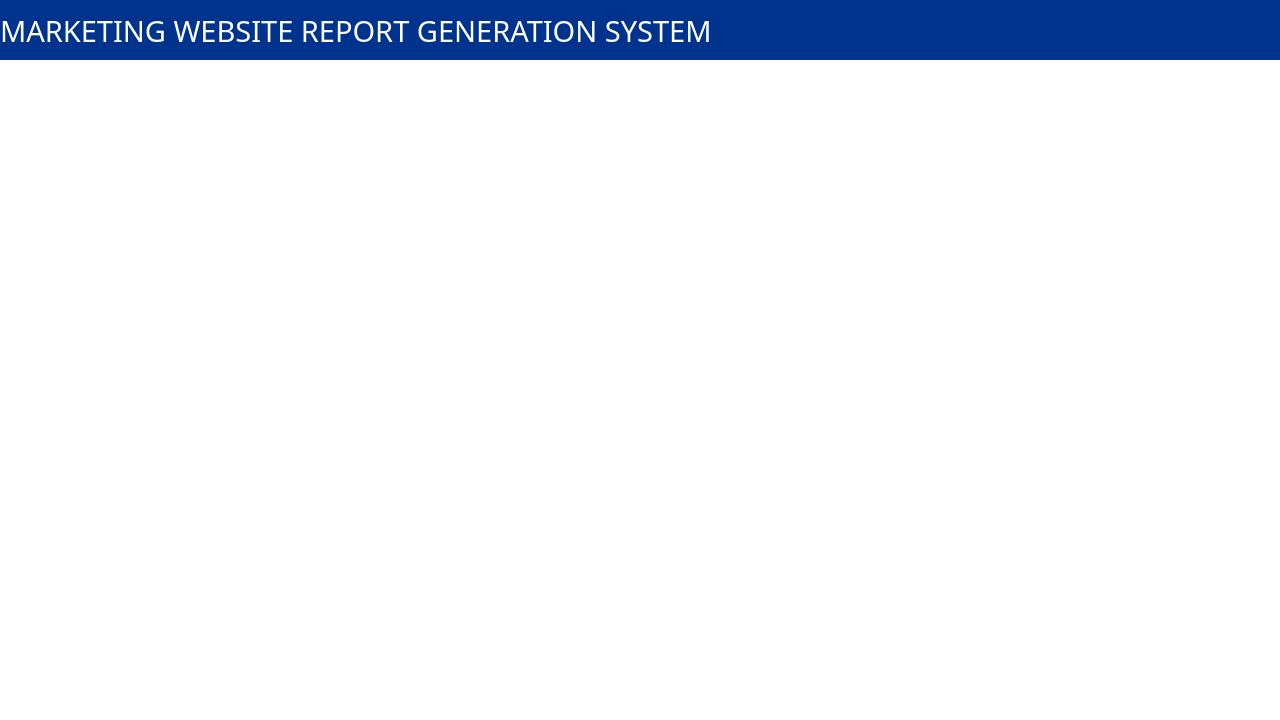
Old version of the form MainPageUI.ui in the repository hayleywhsham/ISOM4400_FYP.
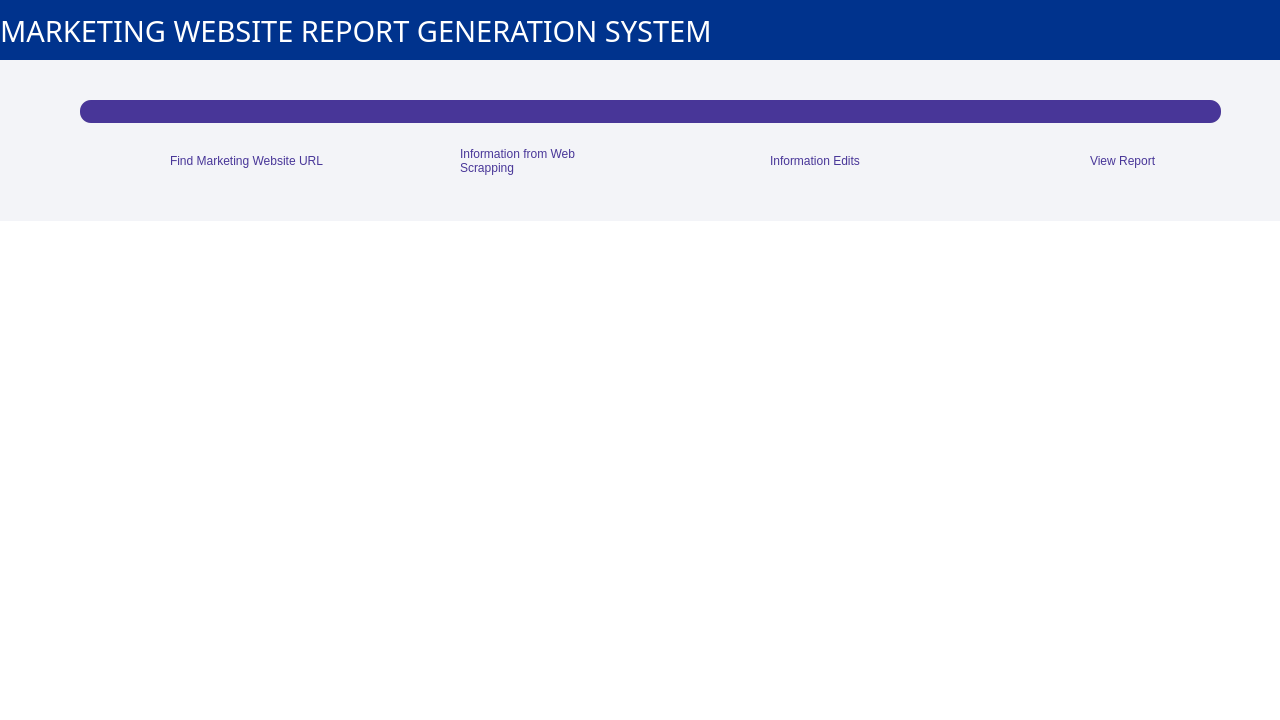
New version of the form. The open tabs and pages were chosen to show the change. Icons and pictures are not drawn.

What changed in the file:
```diff
--- a/MainPageUI.ui
+++ b/MainPageUI.ui
@@ -2889,7 +2889,221 @@
       </widget>
      </widget>
     </widget>
-    <widget class="QWidget" name="report_page"/>
+    <widget class="QWidget" name="report_page">
+     <widget class="QWidget" name="widget_report_page_progress" native="true">
+      <property name="geometry">
+       <rect>
+        <x>0</x>
+        <y>0</y>
+        <width>1281</width>
+        <height>161</height>
+       </rect>
+      </property>
+      <property name="styleSheet">
+       <string notr="true">font: 87 10pt &quot;Arial Black&quot;;
+background-color: #f3f4f8;</string>
+      </property>
+      <widget class="QProgressBar" name="progressBar_report_page_progress">
+       <property name="geometry">
+        <rect>
+         <x>80</x>
+         <y>40</y>
+         <width>1141</width>
+         <height>23</height>
+        </rect>
+       </property>
+       <property name="styleSheet">
+        <string notr="true">*{
+	border: 0px;
+	border-radius: 11px;
+
+	background: rgb(217, 217, 217);
+	
+}
+::chunk{
+	background-color: rgb(72, 54, 152);
+	border-radius: 11px;
+}</string>
+       </property>
+       <property name="value">
+        <number>100</number>
+       </property>
+       <property name="textVisible">
+        <bool>false</bool>
+       </property>
+       <property name="invertedAppearance">
+        <bool>false</bool>
+       </property>
+      </widget>
+      <widget class="QLabel" name="lbl_report_page_progress_step1_active">
+       <property name="geometry">
+        <rect>
+         <x>170</x>
+         <y>70</y>
+         <width>161</width>
+         <height>61</height>
+        </rect>
+       </property>
+       <property name="cursor">
+        <cursorShape>CrossCursor</cursorShape>
+       </property>
+       <property name="styleSheet">
+        <string notr="true">color: rgb(72, 54, 152)
+</string>
+       </property>
+       <property name="text">
+        <string>Find Marketing Website URL</string>
+       </property>
+       <property name="scaledContents">
+        <bool>false</bool>
+       </property>
+       <property name="wordWrap">
+        <bool>true</bool>
+       </property>
+      </widget>
+      <widget class="QLabel" name="lbl_report_page_progress_step2_active">
+       <property name="geometry">
+        <rect>
+         <x>460</x>
+         <y>70</y>
+         <width>161</width>
+         <height>61</height>
+        </rect>
+       </property>
+       <property name="cursor">
+        <cursorShape>CrossCursor</cursorShape>
+       </property>
+       <property name="styleSheet">
+        <string notr="true">color: rgb(72, 54, 152)</string>
+       </property>
+       <property name="text">
+        <string>Information from Web Scrapping</string>
+       </property>
+       <property name="scaledContents">
+        <bool>false</bool>
+       </property>
+       <property name="wordWrap">
+        <bool>true</bool>
+       </property>
+      </widget>
+      <widget class="QLabel" name="lbl_report_page_progress_step3_active">
+       <property name="geometry">
+        <rect>
+         <x>770</x>
+         <y>70</y>
+         <width>111</width>
+         <height>61</height>
+        </rect>
+       </property>
+       <property name="cursor">
+        <cursorShape>CrossCursor</cursorShape>
+       </property>
+       <property name="styleSheet">
+        <string notr="true">
+color: rgb(72, 54, 152)</string>
+       </property>
+       <property name="text">
+        <string>Information Edits</string>
+       </property>
+       <property name="scaledContents">
+        <bool>false</bool>
+       </property>
+       <property name="wordWrap">
+        <bool>true</bool>
+       </property>
+      </widget>
+      <widget class="QLabel" name="lbl_report_page_progress_step4_active">
+       <property name="geometry">
+        <rect>
+         <x>1090</x>
+         <y>70</y>
+         <width>101</width>
+         <height>61</height>
+        </rect>
+       </property>
+       <property name="cursor">
+        <cursorShape>CrossCursor</cursorShape>
+       </property>
+       <property name="styleSheet">
+        <string notr="true">
+color:rgb(72, 54, 152)</string>
+       </property>
+       <property name="text">
+        <string>View Report</string>
+       </property>
+       <property name="scaledContents">
+        <bool>false</bool>
+       </property>
+       <property name="wordWrap">
+        <bool>true</bool>
+       </property>
+      </widget>
+      <widget class="QWidget" name="img_report_page_progress_step1_link_active" native="true">
+       <property name="geometry">
+        <rect>
+         <x>120</x>
+         <y>80</y>
+         <width>40</width>
+         <height>40</height>
+        </rect>
+       </property>
+       <property name="layoutDirection">
+        <enum>Qt::LeftToRight</enum>
+       </property>
+       <property name="styleSheet">
+        <string notr="true">image: url(:/image/link_violet.png);</string>
+       </property>
+      </widget>
+      <widget class="QWidget" name="img_report_page_progress_step2_info_active" native="true">
+       <property name="geometry">
+        <rect>
+         <x>410</x>
+         <y>80</y>
+         <width>40</width>
+         <height>40</height>
+        </rect>
+       </property>
+       <property name="layoutDirection">
+        <enum>Qt::LeftToRight</enum>
+       </property>
+       <property name="styleSheet">
+        <string notr="true">image: url(:/image/info_violet.png)</string>
+       </property>
+      </widget>
+      <widget class="QWidget" name="img_report_page_progress_step3_edit_active" native="true">
+       <property name="geometry">
+        <rect>
+         <x>720</x>
+         <y>80</y>
+         <width>40</width>
+         <height>40</height>
+        </rect>
+       </property>
+       <property name="layoutDirection">
+        <enum>Qt::LeftToRight</enum>
+       </property>
+       <property name="styleSheet">
+        <string notr="true">image: url(:/image/edit_violet.png)</string>
+       </property>
+      </widget>
+      <widget class="QWidget" name="img_report_page_progress_step4_view_active" native="true">
+       <property name="geometry">
+        <rect>
+         <x>1040</x>
+         <y>80</y>
+         <width>40</width>
+         <height>40</height>
+        </rect>
+       </property>
+       <property name="layoutDirection">
+        <enum>Qt::LeftToRight</enum>
+       </property>
+       <property name="styleSheet">
+        <string notr="true">image: url(:/image/view_violet.png)</string>
+       </property>
+      </widget>
+     </widget>
+    </widget>
    </widget>
   </widget>
  </widget>
```
Left out of the diff: 120 changed lines with no effect on the pictures.
